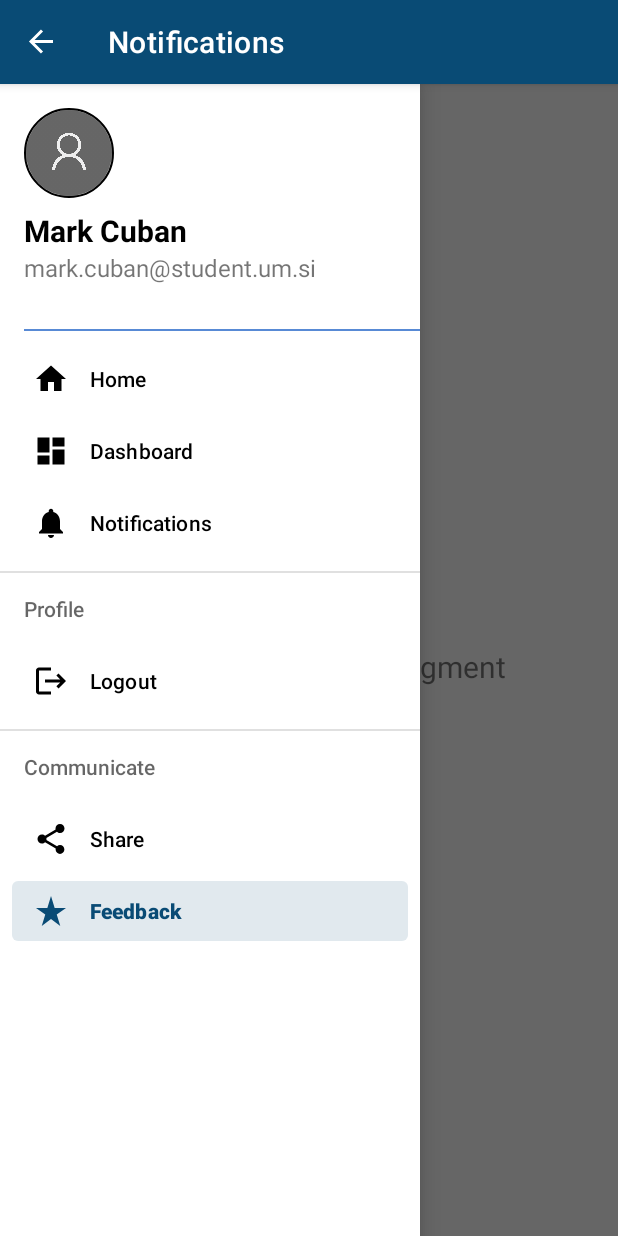
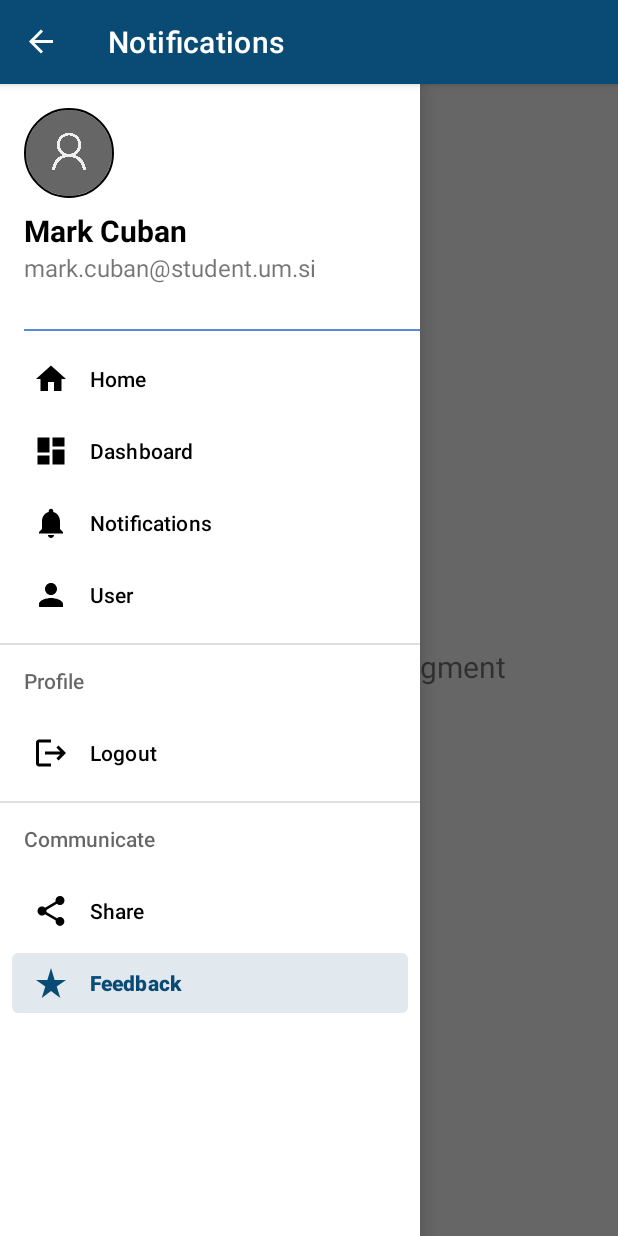
Before and after one commit to viktordenac/RAZVOJ-PROGRAMSKIH-SISTEMOV, an Android app: the screen it shows after launch (MainActivity), in the side drawer, after a tap on "Feedback", on a phone screen of 412 x 824 dp. Run offline under Robolectric (Android 15) with nearby library versions, the phone set to English and light mode, and no system bars; our stand-ins replace CircleImageView, navigation-ui.

Commit message:
Added item for user with icon

```diff
--- a/app/src/main/res/menu/nav_menu.xml
+++ b/app/src/main/res/menu/nav_menu.xml
@@ -19,6 +19,11 @@
         android:id="@+id/nav_notifications"
         android:icon="@drawable/ic_notifications_black_24dp"
         android:title="@string/title_notifications" />
+
+    <item
+        android:id="@+id/navigation_user"
+        android:icon="@drawable/ic_baseline_person_24"
+        android:title="@string/user" />
 
     </group>
 
```
